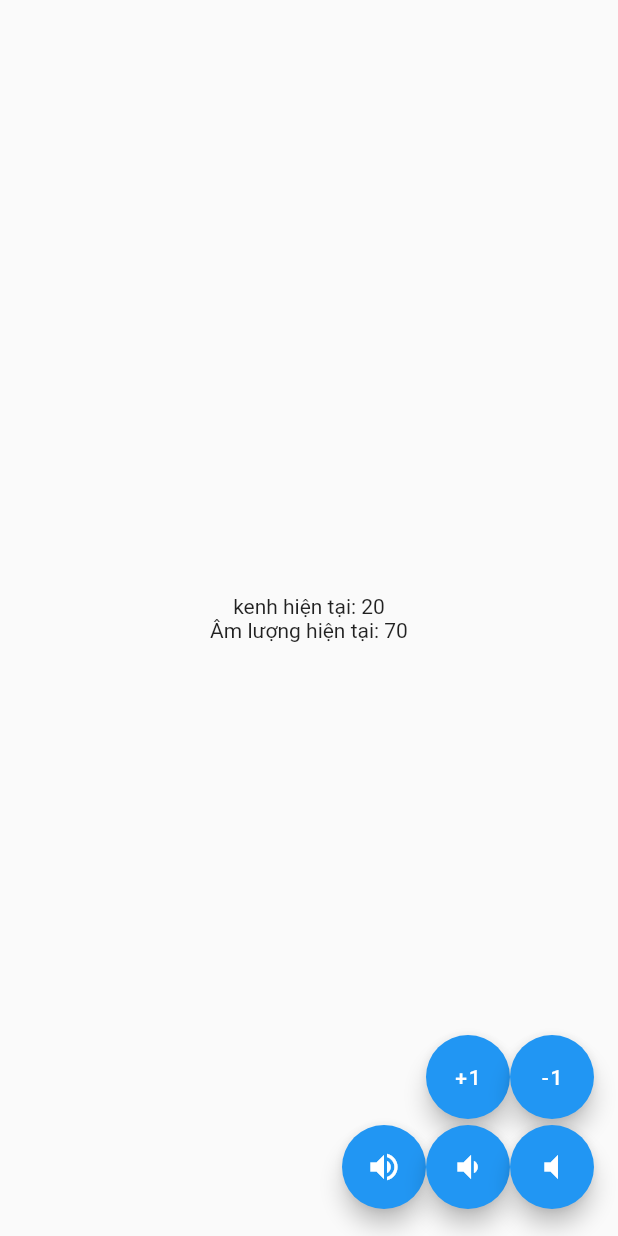
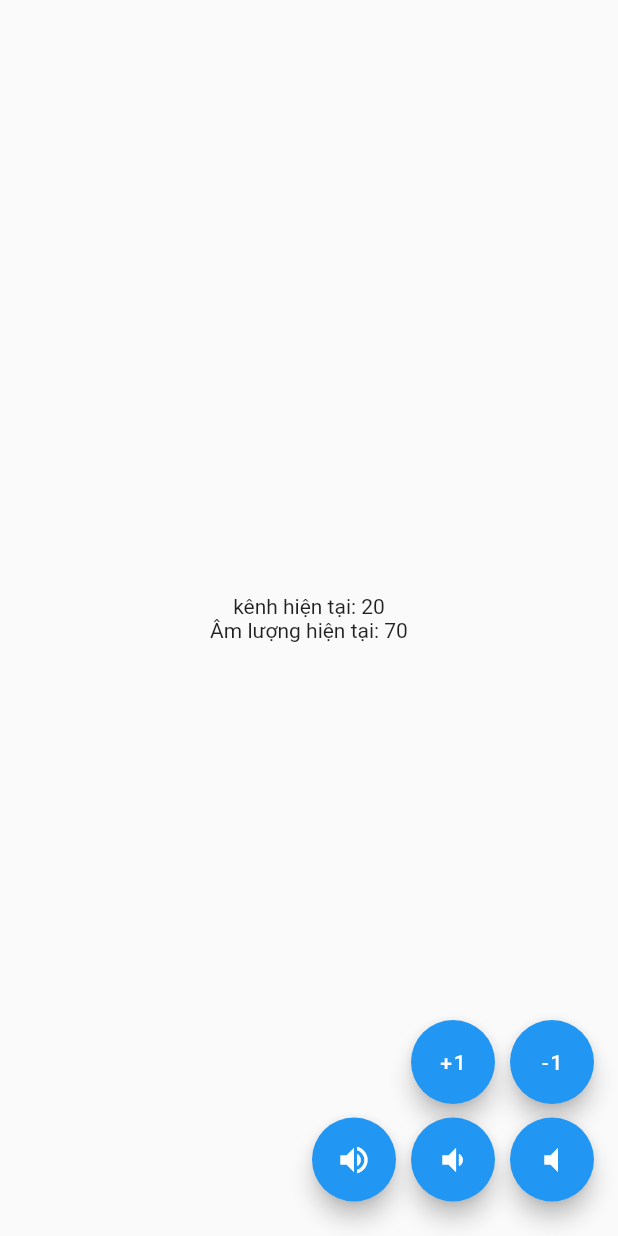
Before and after one commit to 2uangnaru/bloc_bt10, a Flutter app: the screen it shows after launch, on a phone screen of 412 x 824 dp. Run offline on Flutter 3.47's test engine with Material 2 defaults, Android fonts, the phone set to English and light mode, and no system bars.

Commit message:
Initial commit

```diff
--- a/lib/main.dart
+++ b/lib/main.dart
@@ -46,7 +46,7 @@ class _MyHomePageState extends State<MyHomePage> {
                   stream: bloc.stateController2.stream, // truyền stream của stateController2 vào để lắng nghe <=== new
                   initialData: bloc.state2, // giá trị khởi tạo chính là kenh hiện tại <=== new
                   builder: (BuildContext context, AsyncSnapshot<RemoteState2> snapshot) {
-                    return Text('kenh hiện tại: ${snapshot.data?.kenh}');// update UI <=== new
+                    return Text('kênh hiện tại: ${snapshot.data?.kenh}');// update UI <=== new
                   },
                 )
             ),
@@ -69,12 +69,16 @@ class _MyHomePageState extends State<MyHomePage> {
            mainAxisAlignment: MainAxisAlignment.end,
          children: [
            Row(
+
                mainAxisAlignment: MainAxisAlignment.end,
                children: <Widget>[
                  Padding(padding: EdgeInsets.all(30)),
-                 FloatingActionButton(
+                 Container(
+                   padding: EdgeInsets.only(left: 10,right: 10),
+                     child: FloatingActionButton(
                    onPressed: () => bloc.eventController2.sink.add(IncrementEvent2(1)), // add event <=== new
                    child: Text("+1"),
+                 )
                  ),
                  FloatingActionButton(
                    onPressed: () => bloc.eventController2.sink.add(DecrementEvent2(1)), // add event <=== new
@@ -86,15 +90,18 @@ class _MyHomePageState extends State<MyHomePage> {
            Row(
             mainAxisAlignment: MainAxisAlignment.end,
             children: <Widget>[
-            Padding(padding: EdgeInsets.all(30)),
+            Padding(padding: EdgeInsets.all(35)),
              FloatingActionButton(
             onPressed: () => bloc.eventController.sink.add(IncrementEvent(5)), // add event <=== new
             child: Icon(Icons.volume_up),
            ),
-             FloatingActionButton(
+              Container(
+                padding: EdgeInsets.only(left: 10,right: 10),
+                  child: FloatingActionButton(
             onPressed: () => bloc.eventController.sink.add(DecrementEvent(10)), // add event <=== new
             child: Icon(Icons.volume_down),
           ),
+              ),
              FloatingActionButton(
             onPressed: () => bloc.eventController.sink.add(MuteEvent()), // add event <=== new
             child: Icon(Icons.volume_mute),
```
